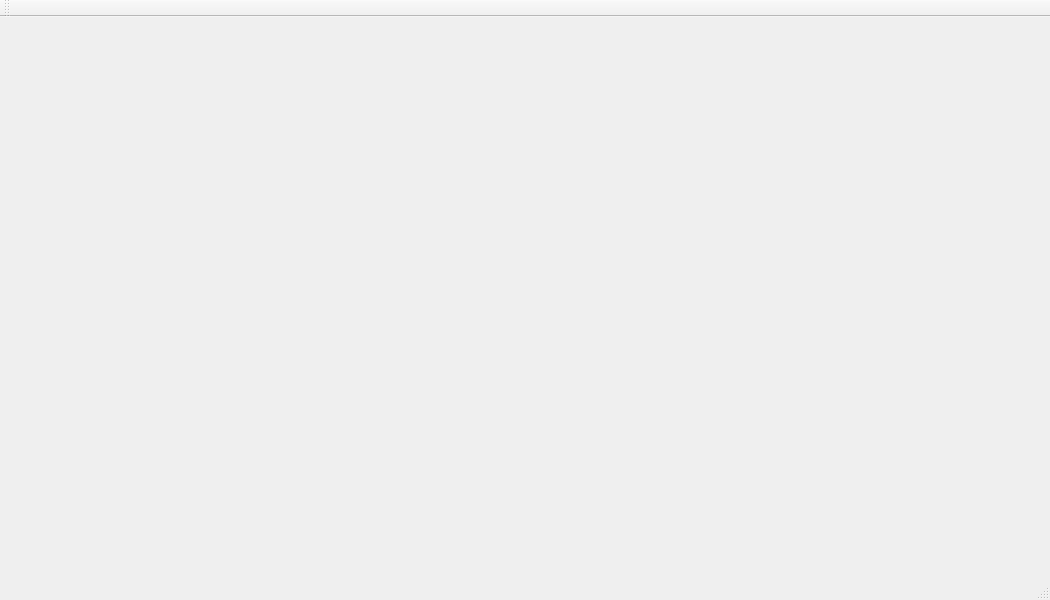
Before: the Qt Designer form mainwindow.ui in Duchkov/Coursework, drawn with Qt 5.
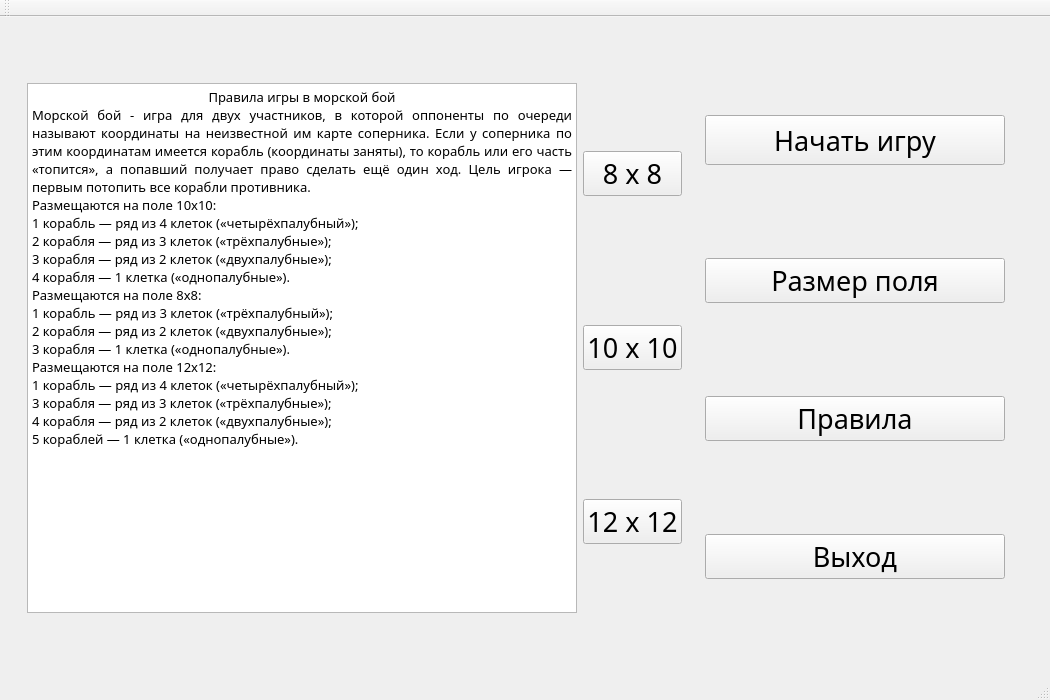
After: the same form once the commit is applied.

Patch:
```diff
--- a/mainwindow.ui
+++ b/mainwindow.ui
@@ -7,19 +7,258 @@
     <x>0</x>
     <y>0</y>
     <width>1050</width>
-    <height>600</height>
+    <height>700</height>
    </rect>
   </property>
   <property name="minimumSize">
    <size>
     <width>1050</width>
-    <height>500</height>
+    <height>700</height>
    </size>
   </property>
   <property name="windowTitle">
    <string>SeaBattle</string>
   </property>
-  <widget class="QWidget" name="centralWidget"/>
+  <widget class="QWidget" name="centralWidget">
+   <layout class="QHBoxLayout" name="horizontalLayout">
+    <item>
+     <spacer name="horizontalSpacer">
+      <property name="orientation">
+       <enum>Qt::Horizontal</enum>
+      </property>
+      <property name="sizeHint" stdset="0">
+       <size>
+        <width>37</width>
+        <height>20</height>
+       </size>
+      </property>
+     </spacer>
+    </item>
+    <item>
+     <layout class="QVBoxLayout" name="verticalLayout_2">
+      <item>
+       <spacer name="verticalSpacer_2">
+        <property name="orientation">
+         <enum>Qt::Vertical</enum>
+        </property>
+        <property name="sizeHint" stdset="0">
+         <size>
+          <width>20</width>
+          <height>40</height>
+         </size>
+        </property>
+       </spacer>
+      </item>
+      <item>
+       <widget class="QTextBrowser" name="textBrowser">
+        <property name="minimumSize">
+         <size>
+          <width>550</width>
+          <height>530</height>
+         </size>
+        </property>
+        <property name="font">
+         <font>
+          <family>Segoe Script</family>
+         </font>
+        </property>
+        <property name="autoFillBackground">
+         <bool>false</bool>
+        </property>
+        <property name="styleSheet">
+         <string notr="true">background-color: rgba(255, 255, 255, .4);</string>
+        </property>
+        <property name="html">
+         <string>&lt;!DOCTYPE HTML PUBLIC &quot;-//W3C//DTD HTML 4.0//EN&quot; &quot;http://www.w3.org/TR/REC-html40/strict.dtd&quot;&gt;
+&lt;html&gt;&lt;head&gt;&lt;meta name=&quot;qrichtext&quot; content=&quot;1&quot; /&gt;&lt;style type=&quot;text/css&quot;&gt;
+p, li { white-space: pre-wrap; }
+&lt;/style&gt;&lt;/head&gt;&lt;body style=&quot; font-family:'Segoe Script'; font-size:7.8pt; font-weight:400; font-style:normal;&quot;&gt;
+&lt;p align=&quot;center&quot; style=&quot; margin-top:0px; margin-bottom:0px; margin-left:0px; margin-right:0px; -qt-block-indent:0; text-indent:0px;&quot;&gt;&lt;span style=&quot; font-size:10pt;&quot;&gt;Правила игры в морской бой&lt;/span&gt;&lt;/p&gt;
+&lt;p align=&quot;justify&quot; style=&quot; margin-top:0px; margin-bottom:0px; margin-left:0px; margin-right:0px; -qt-block-indent:0; text-indent:0px;&quot;&gt;&lt;span style=&quot; font-size:10pt;&quot;&gt;Морской бой - игра для двух участников, в которой оппоненты по очереди называют координаты на неизвестной им карте соперника. Если у соперника по этим координатам имеется корабль (координаты заняты), то корабль или его часть «топится», а попавший получает право сделать ещё один ход. Цель игрока — первым потопить все корабли противника. &lt;/span&gt;&lt;/p&gt;
+&lt;p align=&quot;justify&quot; style=&quot; margin-top:0px; margin-bottom:0px; margin-left:0px; margin-right:0px; -qt-block-indent:0; text-indent:0px;&quot;&gt;&lt;span style=&quot; font-size:10pt;&quot;&gt;Размещаются на поле 10х10: &lt;/span&gt;&lt;/p&gt;
+&lt;p align=&quot;justify&quot; style=&quot; margin-top:0px; margin-bottom:0px; margin-left:0px; margin-right:0px; -qt-block-indent:0; text-indent:0px;&quot;&gt;&lt;span style=&quot; font-size:10pt;&quot;&gt;1 корабль — ряд из 4 клеток («четырёхпалубный»); &lt;/span&gt;&lt;/p&gt;
+&lt;p align=&quot;justify&quot; style=&quot; margin-top:0px; margin-bottom:0px; margin-left:0px; margin-right:0px; -qt-block-indent:0; text-indent:0px;&quot;&gt;&lt;span style=&quot; font-size:10pt;&quot;&gt;2 корабля — ряд из 3 клеток («трёхпалубные»); &lt;/span&gt;&lt;/p&gt;
+&lt;p align=&quot;justify&quot; style=&quot; margin-top:0px; margin-bottom:0px; margin-left:0px; margin-right:0px; -qt-block-indent:0; text-indent:0px;&quot;&gt;&lt;span style=&quot; font-size:10pt;&quot;&gt;3 корабля — ряд из 2 клеток («двухпалубные»); &lt;/span&gt;&lt;/p&gt;
+&lt;p align=&quot;justify&quot; style=&quot; margin-top:0px; margin-bottom:0px; margin-left:0px; margin-right:0px; -qt-block-indent:0; text-indent:0px;&quot;&gt;&lt;span style=&quot; font-size:10pt;&quot;&gt;4 корабля — 1 клетка («однопалубные»).&lt;/span&gt;&lt;/p&gt;
+&lt;p align=&quot;justify&quot; style=&quot; margin-top:0px; margin-bottom:0px; margin-left:0px; margin-right:0px; -qt-block-indent:0; text-indent:0px;&quot;&gt;&lt;span style=&quot; font-size:10pt;&quot;&gt;Размещаются на поле 8х8: &lt;/span&gt;&lt;/p&gt;
+&lt;p align=&quot;justify&quot; style=&quot; margin-top:0px; margin-bottom:0px; margin-left:0px; margin-right:0px; -qt-block-indent:0; text-indent:0px;&quot;&gt;&lt;span style=&quot; font-size:10pt;&quot;&gt;1 корабль — ряд из 3 клеток («трёхпалубный»); &lt;/span&gt;&lt;/p&gt;
+&lt;p align=&quot;justify&quot; style=&quot; margin-top:0px; margin-bottom:0px; margin-left:0px; margin-right:0px; -qt-block-indent:0; text-indent:0px;&quot;&gt;&lt;span style=&quot; font-size:10pt;&quot;&gt;2 корабля — ряд из 2 клеток («двухпалубные»); &lt;/span&gt;&lt;/p&gt;
+&lt;p align=&quot;justify&quot; style=&quot; margin-top:0px; margin-bottom:0px; margin-left:0px; margin-right:0px; -qt-block-indent:0; text-indent:0px;&quot;&gt;&lt;span style=&quot; font-size:10pt;&quot;&gt;3 корабля — 1 клетка («однопалубные»).&lt;/span&gt;&lt;/p&gt;
+&lt;p align=&quot;justify&quot; style=&quot; margin-top:0px; margin-bottom:0px; margin-left:0px; margin-right:0px; -qt-block-indent:0; text-indent:0px;&quot;&gt;&lt;span style=&quot; font-size:10pt;&quot;&gt;Размещаются на поле 12х12: &lt;/span&gt;&lt;/p&gt;
+&lt;p align=&quot;justify&quot; style=&quot; margin-top:0px; margin-bottom:0px; margin-left:0px; margin-right:0px; -qt-block-indent:0; text-indent:0px;&quot;&gt;&lt;span style=&quot; font-size:10pt;&quot;&gt;1 корабль — ряд из 4 клеток («четырёхпалубный»); &lt;/span&gt;&lt;/p&gt;
+&lt;p align=&quot;justify&quot; style=&quot; margin-top:0px; margin-bottom:0px; margin-left:0px; margin-right:0px; -qt-block-indent:0; text-indent:0px;&quot;&gt;&lt;span style=&quot; font-size:10pt;&quot;&gt;3 корабля — ряд из 3 клеток («трёхпалубные»); &lt;/span&gt;&lt;/p&gt;
+&lt;p align=&quot;justify&quot; style=&quot; margin-top:0px; margin-bottom:0px; margin-left:0px; margin-right:0px; -qt-block-indent:0; text-indent:0px;&quot;&gt;&lt;span style=&quot; font-size:10pt;&quot;&gt;4 корабля — ряд из 2 клеток («двухпалубные»); &lt;/span&gt;&lt;/p&gt;
+&lt;p align=&quot;justify&quot; style=&quot; margin-top:0px; margin-bottom:0px; margin-left:0px; margin-right:0px; -qt-block-indent:0; text-indent:0px;&quot;&gt;&lt;span style=&quot; font-size:10pt;&quot;&gt;5 кораблей — 1 клетка («однопалубные»).&lt;/span&gt;&lt;/p&gt;&lt;/body&gt;&lt;/html&gt;</string>
+        </property>
+       </widget>
+      </item>
+      <item>
+       <spacer name="verticalSpacer">
+        <property name="orientation">
+         <enum>Qt::Vertical</enum>
+        </property>
+        <property name="sizeHint" stdset="0">
+         <size>
+          <width>20</width>
+          <height>40</height>
+         </size>
+        </property>
+       </spacer>
+      </item>
+     </layout>
+    </item>
+    <item>
+     <layout class="QVBoxLayout" name="verticalLayout_3">
+      <item>
+       <widget class="QPushButton" name="pushButton_eight">
+        <property name="font">
+         <font>
+          <family>Segoe Script</family>
+          <pointsize>20</pointsize>
+         </font>
+        </property>
+        <property name="text">
+         <string>8 х 8</string>
+        </property>
+       </widget>
+      </item>
+      <item>
+       <widget class="QPushButton" name="pushButton_ten">
+        <property name="font">
+         <font>
+          <family>Segoe Script</family>
+          <pointsize>20</pointsize>
+         </font>
+        </property>
+        <property name="text">
+         <string>10 х 10</string>
+        </property>
+       </widget>
+      </item>
+      <item>
+       <widget class="QPushButton" name="pushButton_twelve">
+        <property name="font">
+         <font>
+          <family>Segoe Script</family>
+          <pointsize>20</pointsize>
+         </font>
+        </property>
+        <property name="text">
+         <string>12 х 12</string>
+        </property>
+       </widget>
+      </item>
+     </layout>
+    </item>
+    <item>
+     <spacer name="horizontalSpacer_3">
+      <property name="orientation">
+       <enum>Qt::Horizontal</enum>
+      </property>
+      <property name="sizeHint" stdset="0">
+       <size>
+        <width>37</width>
+        <height>20</height>
+       </size>
+      </property>
+     </spacer>
+    </item>
+    <item>
+     <layout class="QVBoxLayout" name="verticalLayout">
+      <item>
+       <widget class="QPushButton" name="pushButton">
+        <property name="minimumSize">
+         <size>
+          <width>300</width>
+          <height>50</height>
+         </size>
+        </property>
+        <property name="font">
+         <font>
+          <family>Segoe Script</family>
+          <pointsize>20</pointsize>
+          <weight>50</weight>
+          <bold>false</bold>
+         </font>
+        </property>
+        <property name="text">
+         <string>Начать игру</string>
+        </property>
+       </widget>
+      </item>
+      <item>
+       <widget class="QPushButton" name="pushButton_size">
+        <property name="font">
+         <font>
+          <family>Segoe Script</family>
+          <pointsize>20</pointsize>
+         </font>
+        </property>
+        <property name="text">
+         <string>Размер поля</string>
+        </property>
+       </widget>
+      </item>
+      <item>
+       <widget class="QPushButton" name="pushButton_2">
+        <property name="font">
+         <font>
+          <family>Segoe Script</family>
+          <pointsize>20</pointsize>
+          <weight>50</weight>
+          <bold>false</bold>
+         </font>
+        </property>
+        <property name="text">
+         <string>Правила</string>
+        </property>
+       </widget>
+      </item>
+      <item>
+       <widget class="QPushButton" name="pushButton_3">
+        <property name="font">
+         <font>
+          <family>Segoe Script</family>
+          <pointsize>20</pointsize>
+          <weight>50</weight>
+          <bold>false</bold>
+         </font>
+        </property>
+        <property name="text">
+         <string>Выход</string>
+        </property>
+       </widget>
+      </item>
+     </layout>
+    </item>
+    <item>
+     <spacer name="horizontalSpacer_4">
+      <property name="orientation">
+       <enum>Qt::Horizontal</enum>
+      </property>
+      <property name="sizeHint" stdset="0">
+       <size>
+        <width>38</width>
+        <height>20</height>
+       </size>
+      </property>
+     </spacer>
+    </item>
+    <item>
+     <spacer name="horizontalSpacer_2">
+      <property name="orientation">
+       <enum>Qt::Horizontal</enum>
+      </property>
+      <property name="sizeHint" stdset="0">
+       <size>
+        <width>37</width>
+        <height>20</height>
+       </size>
+      </property>
+     </spacer>
+    </item>
+   </layout>
+  </widget>
   <widget class="QMenuBar" name="menuBar">
    <property name="geometry">
     <rect>
```
Left out of the diff: 3 changed lines with no effect on the pictures.
